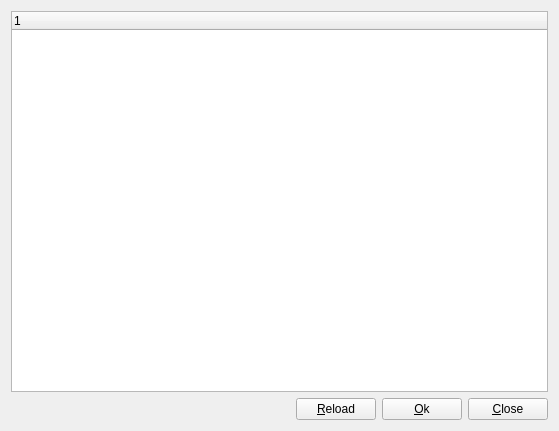
doublebyte1/app_solution, file app_new/frmregions.ui: the form before one commit.
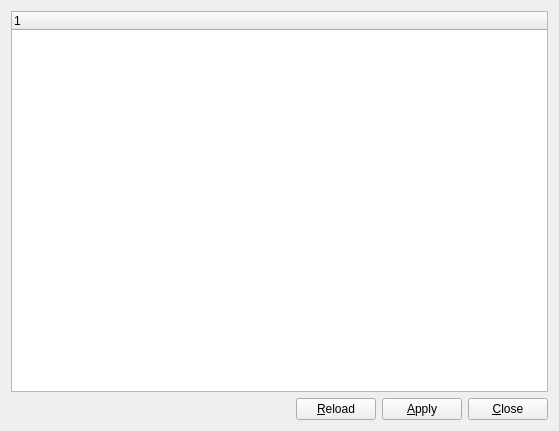
The form after the commit. Icons and pictures are not drawn.

Diff of the .ui file:
```diff
--- a/app_new/frmregions.ui
+++ b/app_new/frmregions.ui
@@ -85,7 +85,7 @@
         <string>Accepts Changes</string>
        </property>
        <property name="text">
-        <string>&amp;Ok</string>
+        <string>&amp;Apply</string>
        </property>
       </widget>
      </item>
```
Left out of the diff: 27 changed lines with no effect on the pictures.
